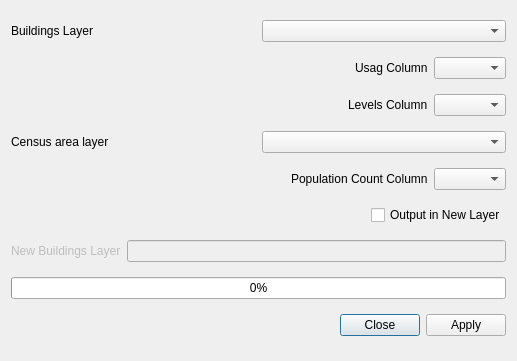
Old version of the form safe/gui/ui/people_in_buildings_base.ui in the repository inasafe/inasafe.
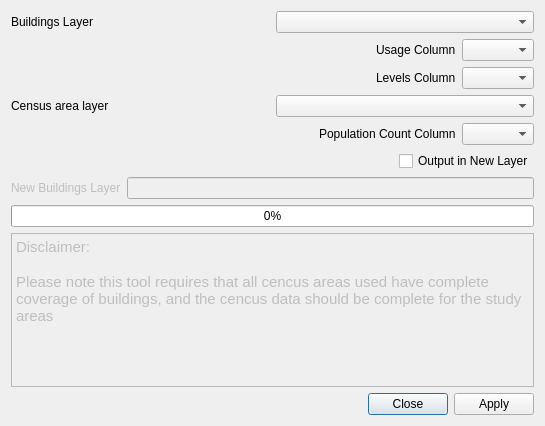
New version of the form.

Commit message: Added the main evaluation loop

Diff of the .ui file:
```diff
--- a/safe/gui/ui/people_in_buildings_base.ui
+++ b/safe/gui/ui/people_in_buildings_base.ui
@@ -6,8 +6,8 @@
    <rect>
     <x>0</x>
     <y>0</y>
-    <width>517</width>
-    <height>361</height>
+    <width>545</width>
+    <height>426</height>
    </rect>
   </property>
   <property name="windowTitle">
@@ -46,7 +46,7 @@
      <item>
       <widget class="QLabel" name="label_3">
        <property name="text">
-        <string>Usag Column</string>
+        <string>Usage Column</string>
        </property>
       </widget>
      </item>
@@ -187,7 +187,7 @@
      </property>
     </widget>
    </item>
-   <item row="8" column="0">
+   <item row="9" column="0">
     <widget class="QDialogButtonBox" name="buttonBox">
      <property name="orientation">
       <enum>Qt::Horizontal</enum>
@@ -197,6 +197,22 @@
      </property>
     </widget>
    </item>
+   <item row="8" column="0">
+    <widget class="QTextBrowser" name="textBrowser">
+     <property name="enabled">
+      <bool>false</bool>
+     </property>
+     <property name="html">
+      <string>&lt;!DOCTYPE HTML PUBLIC &quot;-//W3C//DTD HTML 4.0//EN&quot; &quot;http://www.w3.org/TR/REC-html40/strict.dtd&quot;&gt;
+&lt;html&gt;&lt;head&gt;&lt;meta name=&quot;qrichtext&quot; content=&quot;1&quot; /&gt;&lt;style type=&quot;text/css&quot;&gt;
+p, li { white-space: pre-wrap; }
+&lt;/style&gt;&lt;/head&gt;&lt;body style=&quot; font-family:'Ubuntu'; font-size:11pt; font-weight:400; font-style:normal;&quot;&gt;
+&lt;p style=&quot; margin-top:0px; margin-bottom:0px; margin-left:0px; margin-right:0px; -qt-block-indent:0; text-indent:0px;&quot;&gt;Disclaimer:&lt;/p&gt;
+&lt;p style=&quot; margin-top:0px; margin-bottom:0px; margin-left:0px; margin-right:0px; -qt-block-indent:0; text-indent:0px;&quot;&gt;&lt;br /&gt;Please note this tool requires that all cencus areas used have complete coverage of buildings, and the cencus data should be complete for the study areas&lt;/p&gt;
+&lt;p style=&quot;-qt-paragraph-type:empty; margin-top:0px; margin-bottom:0px; margin-left:0px; margin-right:0px; -qt-block-indent:0; text-indent:0px;&quot;&gt;&lt;br /&gt;&lt;/p&gt;&lt;/body&gt;&lt;/html&gt;</string>
+     </property>
+    </widget>
+   </item>
   </layout>
  </widget>
  <resources/>
```
The commit also changes 1 other file.
